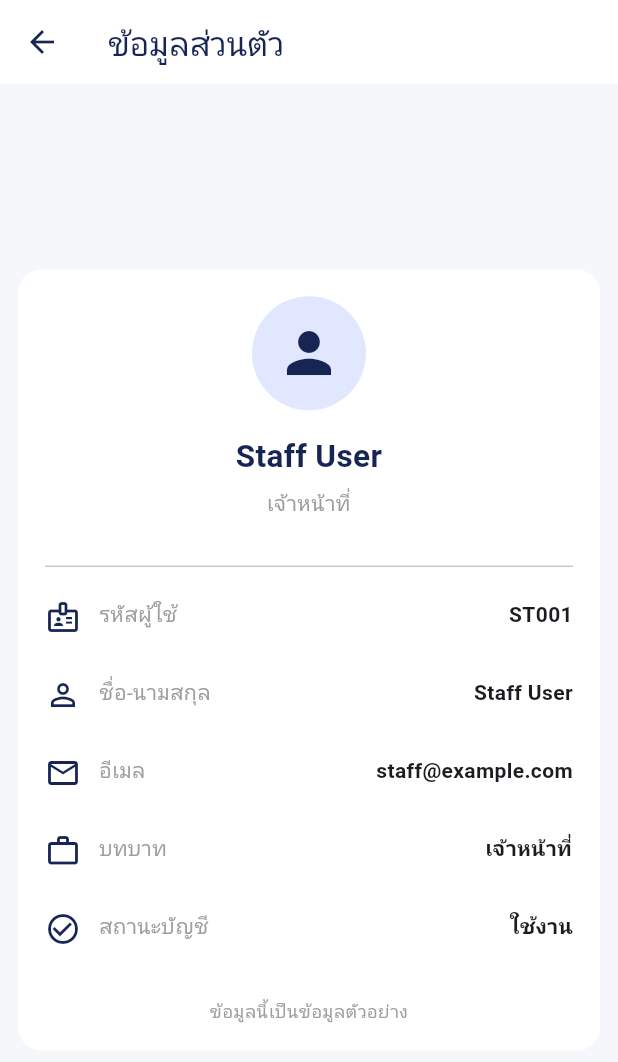
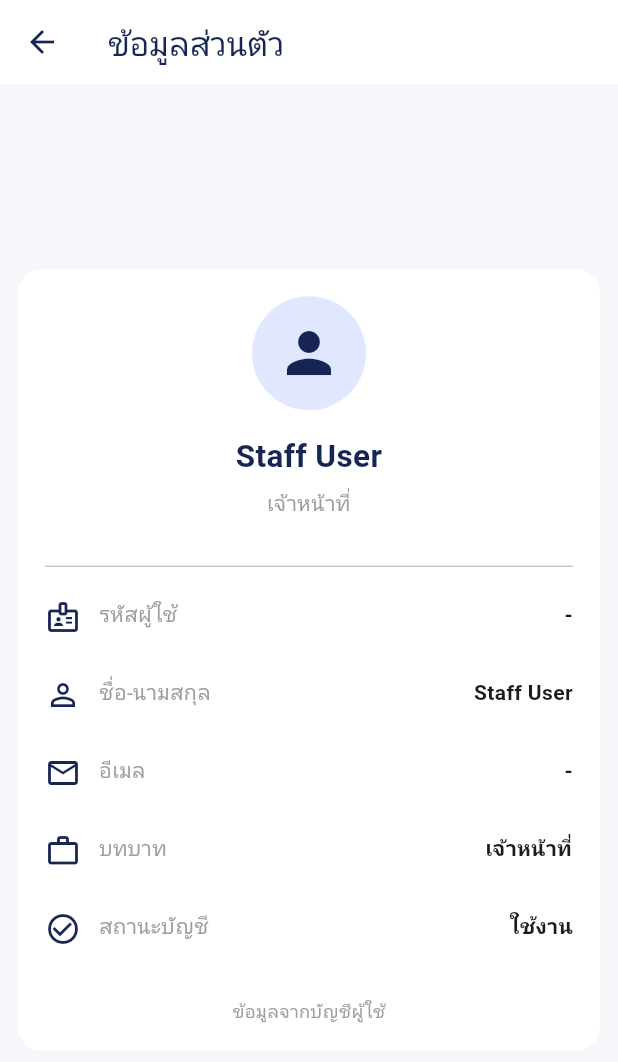
Before and after one commit to anawinc67nu/repair_management_device_System, a Flutter app: the StaffDashboardScreen screen opened directly, after a tap on the "account circle" icon, on a phone screen of 412 x 824 dp. Shown: the top 1062 px of the screen. Run offline on Flutter 3.47's test engine with Material 3 defaults, Android fonts, the phone set to English and light mode, and no system bars; network calls fail.

Commit message:
Update staff dashboard

```diff
--- a/lib/features/staff_dashboard/screens/my_profile_screen.dart
+++ b/lib/features/staff_dashboard/screens/my_profile_screen.dart
@@ -1,10 +1,31 @@
 import 'package:flutter/material.dart';
 
 class MyProfileScreen extends StatelessWidget {
-  const MyProfileScreen({super.key});
+  final Map<String, dynamic> user;
+
+  const MyProfileScreen({super.key, required this.user});
 
   static const Color navy = Color(0xFF172554);
   static const Color background = Color(0xFFF5F7FB);
+
+  String get userId => user['id']?.toString() ?? '-';
+  String get userName => user['name']?.toString() ?? '-';
+  String get userEmail => user['email']?.toString() ?? '-';
+
+  String get userRole {
+    final role = user['role']?.toString().toLowerCase();
+
+    switch (role) {
+      case 'staff':
+        return 'เจ้าหน้าที่';
+      case 'admin':
+        return 'ผู้ดูแลระบบ';
+      case 'user':
+        return 'ผู้ใช้งาน';
+      default:
+        return user['role']?.toString() ?? '-';
+    }
+  }
 
   @override
   Widget build(BuildContext context) {
@@ -18,8 +39,7 @@ class MyProfileScreen extends StatelessWidget {
       ),
       body: LayoutBuilder(
         builder: (context, constraints) {
-          final screenWidth = constraints.maxWidth;
-          final isMobile = screenWidth < 600;
+          final isMobile = constraints.maxWidth < 600;
 
           return Center(
             child: SingleChildScrollView(
@@ -47,7 +67,7 @@ class MyProfileScreen extends StatelessWidget {
                       ),
                       const SizedBox(height: 16),
                       Text(
-                        'Staff User',
+                        userName,
                         textAlign: TextAlign.center,
                         style: TextStyle(
                           fontSize: isMobile ? 21 : 24,
@@ -56,24 +76,20 @@ class MyProfileScreen extends StatelessWidget {
                         ),
                       ),
                       const SizedBox(height: 6),
-                      const Text(
-                        'เจ้าหน้าที่',
-                        style: TextStyle(color: Colors.grey),
+                      Text(
+                        userRole,
+                        style: const TextStyle(color: Colors.grey),
                       ),
                       const SizedBox(height: 24),
                       const Divider(),
-                      _profileItem(Icons.badge_outlined, 'รหัสผู้ใช้', 'ST001'),
+                      _profileItem(Icons.badge_outlined, 'รหัสผู้ใช้', userId),
                       _profileItem(
                         Icons.person_outline,
                         'ชื่อ-นามสกุล',
-                        'Staff User',
+                        userName,
                       ),
-                      _profileItem(
-                        Icons.email_outlined,
-                        'อีเมล',
-                        'staff@example.com',
-                      ),
-                      _profileItem(Icons.work_outline, 'บทบาท', 'เจ้าหน้าที่'),
+                      _profileItem(Icons.email_outlined, 'อีเมล', userEmail),
+                      _profileItem(Icons.work_outline, 'บทบาท', userRole),
                       _profileItem(
                         Icons.check_circle_outline,
                         'สถานะบัญชี',
@@ -81,7 +97,7 @@ class MyProfileScreen extends StatelessWidget {
                       ),
                       const SizedBox(height: 20),
                       const Text(
-                        'ข้อมูลนี้เป็นข้อมูลตัวอย่าง',
+                        'ข้อมูลจากบัญชีผู้ใช้',
                         textAlign: TextAlign.center,
                         style: TextStyle(color: Colors.grey, fontSize: 12),
                       ),
--- a/lib/features/staff_dashboard/screens/staff_dashboard_screen.dart
+++ b/lib/features/staff_dashboard/screens/staff_dashboard_screen.dart
@@ -1,17 +1,27 @@
 import 'package:flutter/material.dart';
-
+import '../../../services/api_service.dart';
 import 'room_management_screen.dart';
 import 'equipment_management_screen.dart';
 import 'repair_management_screen.dart';
 import 'my_profile_screen.dart';
 
-class StaffDashboardScreen extends StatelessWidget {
+class StaffDashboardScreen extends StatefulWidget {
   const StaffDashboardScreen({super.key});
 
+  @override
+  State<StaffDashboardScreen> createState() => _StaffDashboardScreenState();
+}
+
+class _StaffDashboardScreenState extends State<StaffDashboardScreen> {
   static const Color navy = Color(0xFF172554);
   static const Color blue = Color(0xFF2563EB);
   static const Color background = Color(0xFFF5F7FB);
-
+  Map<String, dynamic> userData = {
+    'id': '-',
+    'name': 'Staff User',
+    'email': '-',
+    'role': 'staff',
+  };
   void _showLogoutDialog(BuildContext context) {
     showDialog(
       context: context,
@@ -43,12 +53,64 @@ class StaffDashboardScreen extends StatelessWidget {
       const RepairManagementScreen(),
       const RoomManagementScreen(),
       const EquipmentManagementScreen(),
-      const MyProfileScreen(),
+      MyProfileScreen(user: userData),
     ];
 
     if (index == 0) return;
 
     Navigator.push(context, MaterialPageRoute(builder: (_) => pages[index]));
+  }
+
+  Map<String, dynamic>? _summary;
+  bool _isLoading = true;
+  String? _errorMessage;
+
+  @override
+  void initState() {
+    super.initState();
+    _loadDashboard();
+  }
+
+  Future<void> _loadDashboard() async {
+    setState(() {
+      _isLoading = true;
+      _errorMessage = null;
+    });
+
+    try {
+      final result = await ApiService.getDashboardStats();
+
+      if (result == null) {
+        throw Exception('ไม่สามารถโหลดข้อมูล Dashboard ได้');
+      }
+
+      final summary = result['summary'];
+
+      if (summary is! Map) {
+        throw Exception('รูปแบบข้อมูล summary ไม่ถูกต้อง');
+      }
+
+      if (!mounted) return;
+
+      setState(() {
+        _summary = Map<String, dynamic>.from(summary);
+        _isLoading = false;
+      });
+    } catch (e) {
+      if (!mounted) return;
+
+      setState(() {
+        _errorMessage = e.toString();
+        _isLoading = false;
+      });
+    }
+  }
+
+  String _statValue(String key) {
+    if (_isLoading) return '...';
+    if (_errorMessage != null) return '-';
+
+    return (_summary?[key] ?? 0).toString();
   }
 
   @override
@@ -307,6 +369,18 @@ class StaffDashboardScreen extends StatelessWidget {
                       color: navy,
                     ),
                   ),
+                  if (_errorMessage != null) ...[
+                    const SizedBox(height: 12),
+                    Text(
+                      'โหลดข้อมูลไม่สำเร็จ: $_errorMessage',
+                      style: const TextStyle(color: Colors.red),
+                    ),
+                    TextButton.icon(
+                      onPressed: _loadDashboard,
+                      icon: const Icon(Icons.refresh),
+                      label: const Text('ลองโหลดอีกครั้ง'),
+                    ),
+                  ],
                   const SizedBox(height: 6),
                   const Text(
                     'ตรวจสอบสถานะงานซ่อมได้ในหน้าเดียว',
@@ -336,16 +410,16 @@ class StaffDashboardScreen extends StatelessWidget {
                             width: cardWidth,
                             child: _summaryCard(
                               'งานแจ้งซ่อมทั้งหมด',
-                              '48',
-                              Icons.assignment_outlined,
-                              blue,
+                              _statValue('total'),
+                              Icons.assignment,
+                              const Color(0xFF2563EB),
                             ),
                           ),
                           SizedBox(
                             width: cardWidth,
                             child: _summaryCard(
                               'รอดำเนินการ',
-                              '12',
+                              _statValue('pending'),
                               Icons.schedule,
                               const Color(0xFFD97706),
                             ),
@@ -354,7 +428,7 @@ class StaffDashboardScreen extends StatelessWidget {
                             width: cardWidth,
                             child: _summaryCard(
                               'กำลังซ่อม',
-                              '8',
+                              _statValue('inProgress'),
                               Icons.build_outlined,
                               const Color(0xFF7C3AED),
                             ),
@@ -363,7 +437,7 @@ class StaffDashboardScreen extends StatelessWidget {
                             width: cardWidth,
                             child: _summaryCard(
                               'ซ่อมเสร็จแล้ว',
-                              '28',
+                              _statValue('completed'),
                               Icons.check_circle_outline,
                               const Color(0xFF16A34A),
                             ),
@@ -472,68 +546,6 @@ class StaffDashboardScreen extends StatelessWidget {
                         ),
                       ),
                     ),
-
-                  const SizedBox(height: 24),
-
-                  const Text(
-                    'เมนูด่วน',
-                    style: TextStyle(
-                      fontSize: 17,
-                      fontWeight: FontWeight.bold,
-                      color: navy,
-                    ),
-                  ),
-                  const SizedBox(height: 12),
-
-                  // ใช้ Wrap เพื่อให้เมนูขึ้นบรรทัดใหม่ได้เมื่อจอแคบ
-                  LayoutBuilder(
-                    builder: (context, actionConstraints) {
-                      final actionWidth = actionConstraints.maxWidth;
-                      final columns = actionWidth >= 800
-                          ? 3
-                          : actionWidth >= 400
-                          ? 3
-                          : 2;
-
-                      const spacing = 10.0;
-                      final itemWidth =
-                          (actionWidth - spacing * (columns - 1)) / columns;
-
-                      return Wrap(
-                        spacing: spacing,
-                        runSpacing: spacing,
-                        children: [
-                          SizedBox(
-                            width: itemWidth,
-                            child: _quickAction(
-                              context,
-                              Icons.assignment_outlined,
-                              'งานแจ้งซ่อม',
-                              () => _openPage(context, 1),
-                            ),
-                          ),
-                          SizedBox(
-                            width: itemWidth,
-                            child: _quickAction(
-                              context,
-                              Icons.meeting_room_outlined,
-                              'จัดการห้อง',
-                              () => _openPage(context, 2),
-                            ),
-                          ),
-                          SizedBox(
-                            width: itemWidth,
-                            child: _quickAction(
-                              context,
-                              Icons.devices_outlined,
-                              'อุปกรณ์',
-                              () => _openPage(context, 3),
-                            ),
-                          ),
-                        ],
-                      );
-                    },
-                  ),
                 ],
               ),
             ),
```
Also changed, not shown: lib/features/staff_dashboard/screens/repair_management_screen.dart (+186 -55 lines).
